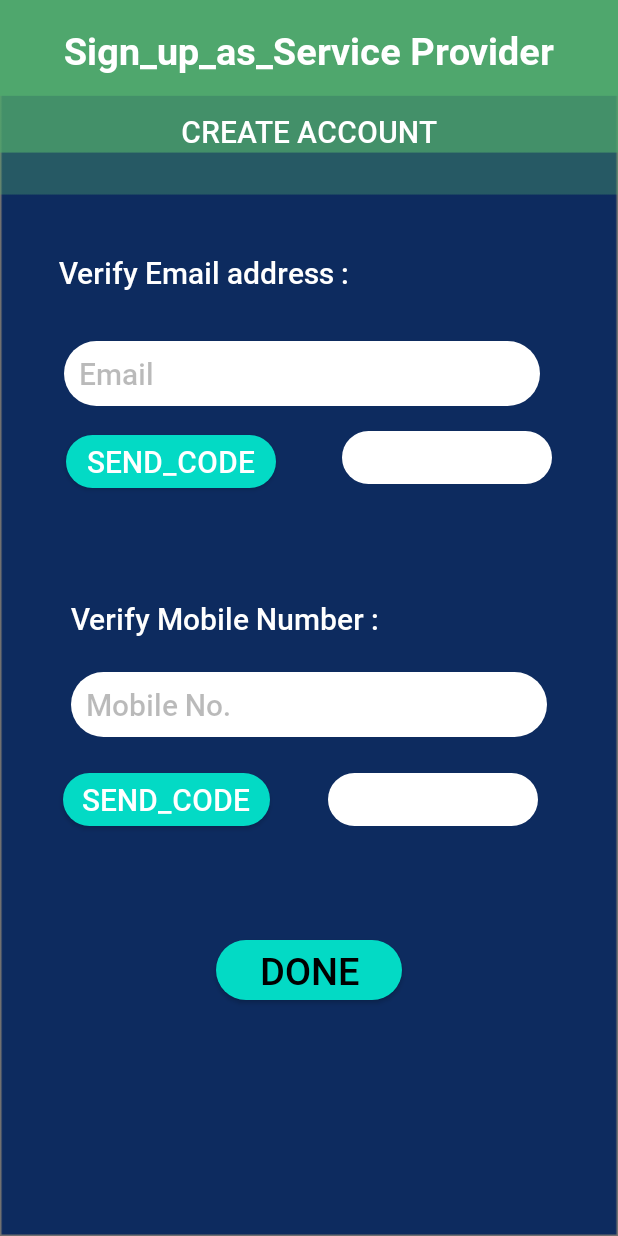
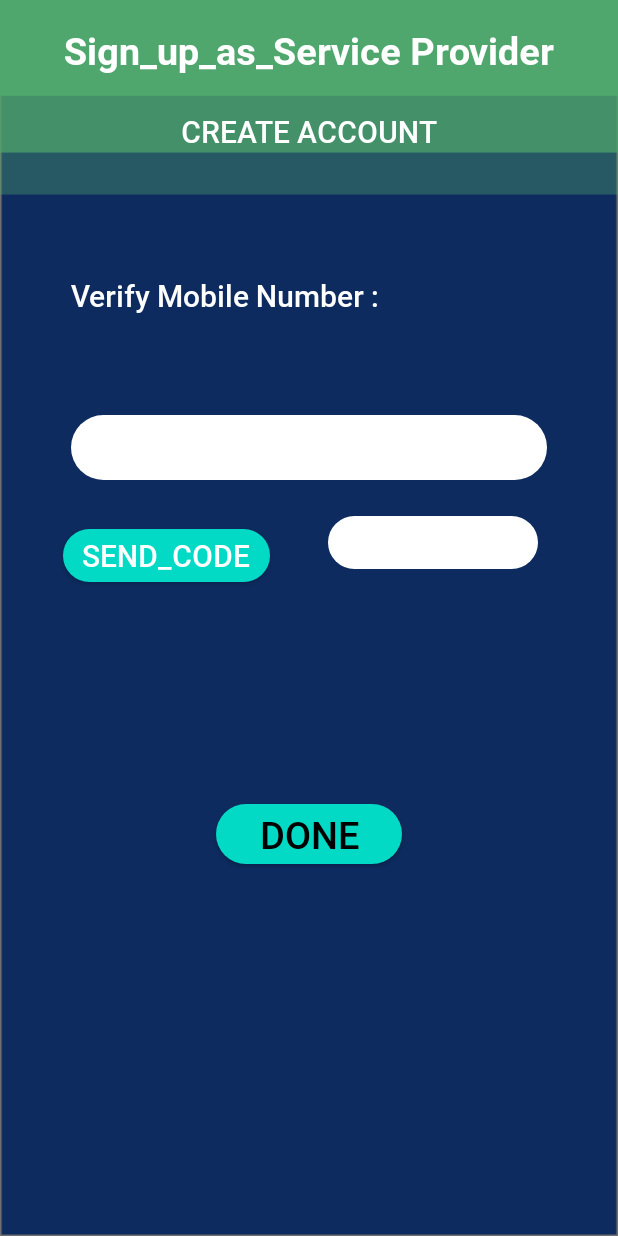
Before and after one commit to yash-61016/ServiceHub, an Android app: the ServiceProviderNewAccountVerify screen opened directly, with no data from a screen before it, on a phone screen of 412 x 824 dp. Run offline under Robolectric (Android 15) with nearby library versions, the phone set to English and light mode, and no system bars; our stand-ins replace Firebase (no records; nobody signed in at launch, a user with empty details on screens opened directly).

Commit message:
HotFixes4

```diff
--- a/app/build.gradle
+++ b/app/build.gradle
@@ -44,6 +44,8 @@ dependencies {
     androidTestImplementation 'androidx.test.espresso:espresso-core:3.3.0'
     implementation platform('com.google.firebase:firebase-bom:26.5.0')
     implementation 'com.google.firebase:firebase-analytics'
+    implementation 'com.google.firebase:firebase-inappmessaging:19.1.5'
+    implementation 'com.google.firebase:firebase-inappmessaging-display:19.1.5'
     implementation 'com.google.android.gms:play-services-auth:19.0.0'
     implementation 'de.hdodenhof:circleimageview:1.2.1'
 
--- a/app/src/main/java/uk/ac/tees/w9336459/servicehub/ServiceProviderNewAccountVerify.java
+++ b/app/src/main/java/uk/ac/tees/w9336459/servicehub/ServiceProviderNewAccountVerify.java
@@ -9,6 +9,7 @@ import android.text.TextUtils;
 import android.view.View;
 import android.widget.Button;
 import android.widget.EditText;
+import android.widget.TextView;
 import android.widget.Toast;
 
 import com.google.android.gms.tasks.OnCompleteListener;
@@ -30,10 +31,11 @@ public class ServiceProviderNewAccountVerify extends AppCompatActivity {
 
     // variable for our text input
     // field for phone and OTP.
-    private EditText edtPhone,edtmail, edtOTP1, edtOTP2;
+    private EditText  edtOTP1;
+    private TextView edtPhone;
 
     // buttons for generating OTP and verifying OTP
-    private Button verifyOTPBtn, generateOTPBtn1,generateOTPBtn2;
+    private Button verifyOTPBtn, generateOTPBtn1;
 
     // string for storing our verification ID
     private String verificationId;
@@ -51,11 +53,11 @@ public class ServiceProviderNewAccountVerify extends AppCompatActivity {
         // initializing variables for button and Edittext.
         edtPhone = findViewById(R.id.SP_NAV_entenumber);
         edtOTP1 = findViewById(R.id.SP_NAV_NumberSendCode1);
-        edtmail = findViewById(R.id.SP_NAV_EmailEnter);
-        edtOTP2 = findViewById(R.id.SP_NAV_EmailSendCode1);
+
         verifyOTPBtn = findViewById(R.id.SP_NAV_Done);
         generateOTPBtn1 = findViewById(R.id.SP_NAV_NumberSendCode);
-        generateOTPBtn2 = findViewById(R.id.SP_NAV_EmailSendCode);
+
+        this.edtPhone.setText(ServiceProviderNewAccount.reg_mobile.getText().toString());
 
 
 
--- a/app/src/main/java/uk/ac/tees/w9336459/servicehub/User_VerifyID_Screen.java
+++ b/app/src/main/java/uk/ac/tees/w9336459/servicehub/User_VerifyID_Screen.java
@@ -7,6 +7,7 @@ import android.text.TextUtils;
 import android.view.View;
 import android.widget.Button;
 import android.widget.EditText;
+import android.widget.TextView;
 import android.widget.Toast;
 
 import androidx.annotation.NonNull;
@@ -30,10 +31,11 @@ public class User_VerifyID_Screen extends AppCompatActivity {
 
     // variable for our text input
     // field for phone and OTP.
-    private EditText edtPhone,edtmail, edtOTP1, edtOTP2;
+    private EditText  edtOTP1;
+    private TextView edtPhone;
 
     // buttons for generating OTP and verifying OTP
-    private Button verifyOTPBtn, generateOTPBtn1,generateOTPBtn2;
+    private Button verifyOTPBtn, generateOTPBtn1;
 
     // string for storing our verification ID
     private String verificationId;
--- a/app/src/main/res/layout/activity_service_provider_new_account_verify.xml
+++ b/app/src/main/res/layout/activity_service_provider_new_account_verify.xml
@@ -36,86 +36,21 @@
         app:layout_constraintTop_toBottomOf="@+id/SP_NAV_signupas" />
 
     <TextView
-        android:id="@+id/SP_NAV_verifyEmail"
-        android:layout_width="wrap_content"
-        android:layout_height="wrap_content"
-        android:layout_marginTop="61dp"
-        android:layout_marginEnd="140dp"
-        android:layout_marginBottom="90dp"
-        android:fontFamily="@font/medium"
-        android:text="@string/verify_email_address"
-        android:textColor="@color/white"
-        android:textSize="20sp"
-        app:layout_constraintBottom_toTopOf="@+id/SP_NAV_EmailSendCode"
-        app:layout_constraintEnd_toEndOf="parent"
-        app:layout_constraintHorizontal_bias="0.5"
-        app:layout_constraintStart_toStartOf="parent"
-        app:layout_constraintTop_toBottomOf="@+id/SP_NAV_CreateAccount" />
-
-    <Button
-        android:id="@+id/SP_NAV_EmailSendCode"
-        android:layout_width="140dp"
-        android:layout_height="35dp"
-        android:layout_marginTop="19dp"
-        android:layout_marginBottom="73dp"
-        android:background="@drawable/button"
-        android:fontFamily="@font/medium"
-        android:gravity="center"
-        android:text="send_code"
-        android:textSize="20sp"
-        app:layout_constraintBottom_toTopOf="@+id/SP_NAV_verifyNumber"
-        app:layout_constraintEnd_toStartOf="@+id/SP_NAV_EmailSendCode1"
-        app:layout_constraintStart_toStartOf="parent"
-        app:layout_constraintTop_toBottomOf="@+id/SP_NAV_EmailEnter" />
-
-    <EditText
-        android:id="@+id/SP_NAV_EmailSendCode1"
-        android:layout_width="140dp"
-        android:layout_height="35dp"
-        android:layout_marginTop="89dp"
-        android:layout_marginBottom="73dp"
-        android:background="@drawable/textboxes"
-        android:fontFamily="@font/medium"
-        android:textColor="@color/black"
-        android:textSize="20sp"
-        app:layout_constraintBottom_toTopOf="@+id/SP_NAV_verifyNumber"
-        app:layout_constraintEnd_toEndOf="parent"
-        app:layout_constraintHorizontal_bias="0.5"
-        app:layout_constraintStart_toEndOf="@+id/SP_NAV_EmailSendCode"
-        app:layout_constraintTop_toBottomOf="@+id/SP_NAV_verifyEmail" />
-
-    <EditText
-        android:id="@+id/SP_NAV_EmailEnter"
-        android:layout_width="317dp"
-        android:layout_height="43dp"
-        android:layout_marginStart="42dp"
-        android:layout_marginTop="35dp"
-        android:layout_marginEnd="52dp"
-        android:background="@drawable/textboxes"
-        android:fontFamily="@font/medium"
-        android:hint="Email"
-        android:textColor="@color/black"
-        android:textColorHint="@color/Grey"
-        android:textSize="20sp"
-        app:layout_constraintBottom_toTopOf="@+id/SP_NAV_EmailSendCode"
-        app:layout_constraintEnd_toEndOf="parent"
-        app:layout_constraintStart_toStartOf="parent"
-        app:layout_constraintTop_toBottomOf="@+id/SP_NAV_verifyEmail" />
-
-    <TextView
         android:id="@+id/SP_NAV_verifyNumber"
         android:layout_width="wrap_content"
         android:layout_height="wrap_content"
         android:layout_marginStart="47dp"
+        android:layout_marginTop="73dp"
         android:layout_marginEnd="159dp"
+        android:layout_marginBottom="36dp"
         android:fontFamily="@font/medium"
         android:text="@string/verify_mobile_number"
         android:textColor="@color/white"
         android:textSize="20sp"
-        app:layout_constraintBottom_toBottomOf="parent"
+        app:layout_constraintBottom_toTopOf="@+id/SP_NAV_entenumber"
         app:layout_constraintEnd_toEndOf="parent"
         app:layout_constraintStart_toStartOf="parent"
-        app:layout_constraintTop_toTopOf="parent" />
+        app:layout_constraintTop_toBottomOf="@+id/SP_NAV_CreateAccount" />
 
     <Button
         android:id="@+id/SP_NAV_NumberSendCode"
@@ -134,15 +69,15 @@
         app:layout_constraintStart_toStartOf="parent"
         app:layout_constraintTop_toBottomOf="@+id/SP_NAV_entenumber" />
 
-    <EditText
+    <TextView
         android:id="@+id/SP_NAV_entenumber"
         android:layout_width="317dp"
         android:layout_height="43dp"
+        android:gravity="center"
         android:layout_marginTop="22dp"
         android:layout_marginBottom="24dp"
         android:background="@drawable/textboxes"
         android:fontFamily="@font/medium"
-        android:hint="Mobile No."
         android:textColor="@color/black"
         android:textColorHint="@color/Grey"
         android:textSize="20sp"
@@ -171,7 +106,7 @@
         android:id="@+id/SP_NAV_Done"
         android:layout_width="124dp"
         android:layout_height="40dp"
-        android:layout_marginBottom="82dp"
+        android:layout_marginBottom="92dp"
         android:background="@drawable/button"
         android:fontFamily="@font/medium"
         android:gravity="center"
```
Also changed, not shown: app/src/main/java/uk/ac/tees/w9336459/servicehub/ServiceProviderHelperClass.java (+4 -17 lines), app/src/main/java/uk/ac/tees/w9336459/servicehub/ServiceProviderLogin2.java (+89 -0 lines), app/src/main/java/uk/ac/tees/w9336459/servicehub/ServiceProviderNewAccount.java (+52 -23 lines), app/src/main/java/uk/ac/tees/w9336459/servicehub/UserAccountHelper.java (+2 -21 lines), app/src/main/java/uk/ac/tees/w9336459/servicehub/UserSignUp.java (+9 -1 lines), app/src/main/java/uk/ac/tees/w9336459/servicehub/User_Create_Account.java (+47 -23 lines), app/src/main/java/uk/ac/tees/w9336459/servicehub/User_Login.java (+29 -10 lines), app/src/main/res/layout/activity_service_provider_login2.xml (+30 -10 lines), app/src/main/res/layout/activity_service_provider_new_account.xml (+35 -23 lines), app/src/main/res/layout/activity_user__create__account.xml (+26 -37 lines), app/src/main/res/layout/activity_user__login.xml (+20 -4 lines), app/src/main/res/layout/activity_user__verify_i_d__screen.xml (+6 -6 lines), 1 other file.
